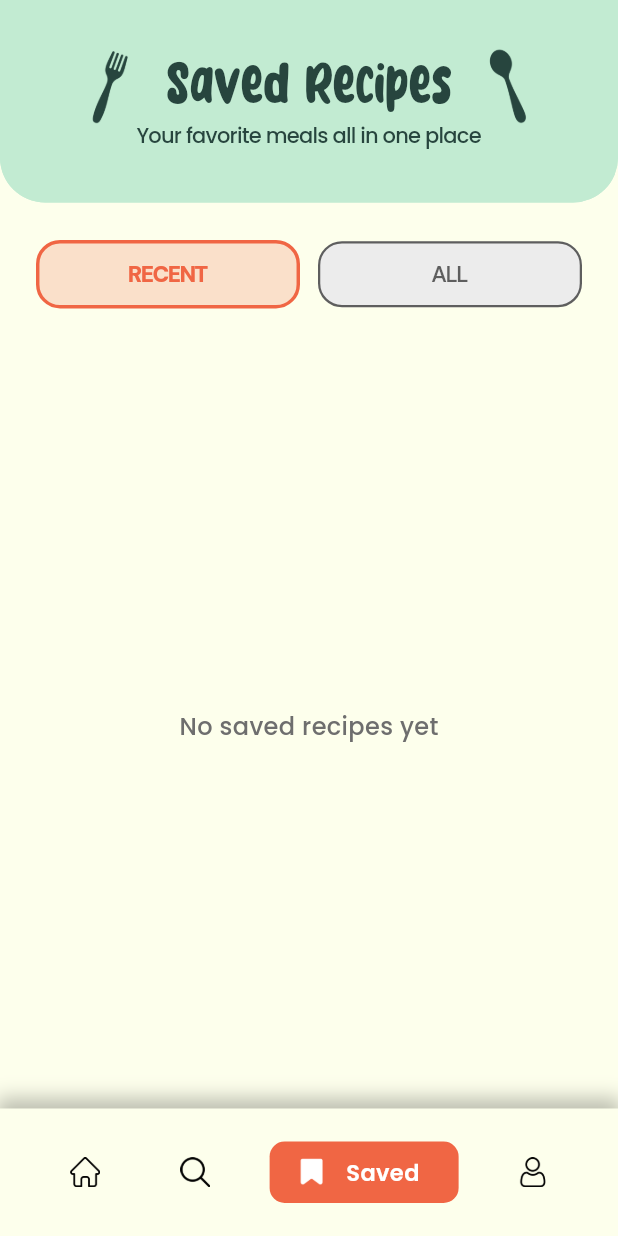
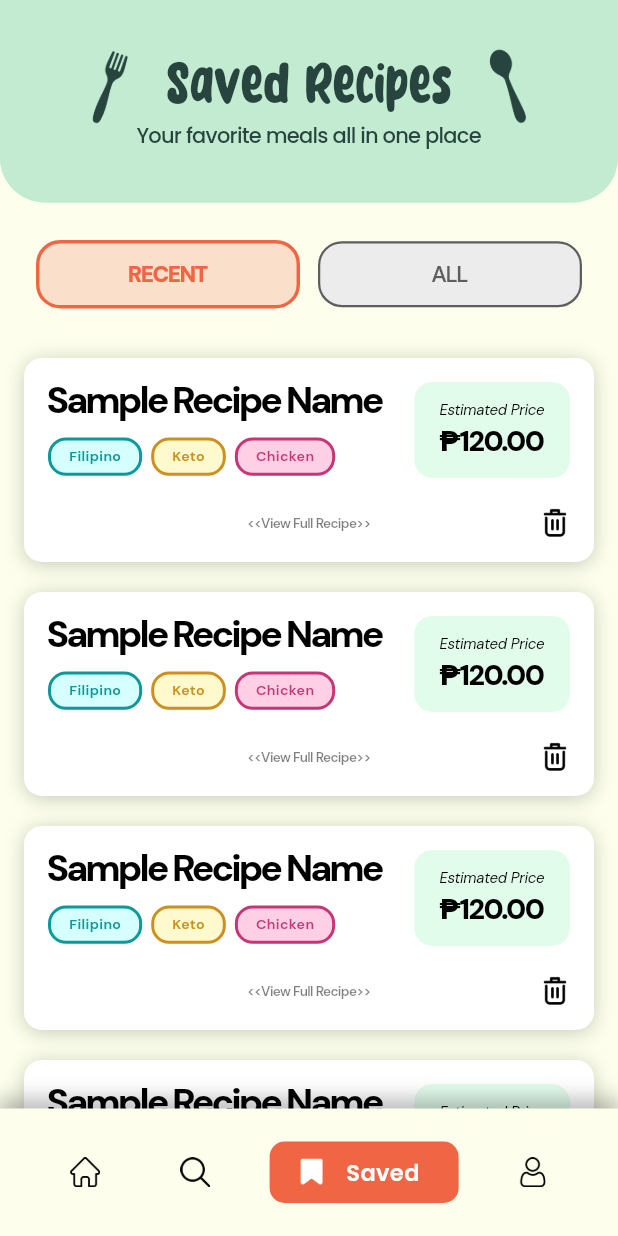
Before and after one commit to kurykatsu24/platoporma-final-project, a Flutter app: the screen it shows after launch, item 3 of the bottom bar chosen, on a phone screen of 412 x 824 dp. Run offline on Flutter 3.47's test engine with Material 3 defaults, Android fonts, the phone set to English and light mode, and no system bars; our stand-ins replace google_fonts, supabase_flutter; accounts and stored records are empty.

Commit message:
feat: add trash icon to assets as delete and placeholder ui for the saved recipe cards

```diff
--- a/lib/pages/mainpage_section.dart
+++ b/lib/pages/mainpage_section.dart
@@ -3,7 +3,7 @@ import 'package:flutter/material.dart';
 import '../widgets/animated_navbar.dart';
 import 'package:platoporma/pages/homepage_section.dart';
 import 'package:platoporma/pages/search_section.dart';
-import 'package:platoporma/pages/saved_section.dart';
+import 'package:platoporma/pages/saved_recipes_section.dart';
 import 'package:platoporma/pages/profile_section.dart';
 
 class MainPageSection extends StatefulWidget {
--- /dev/null
+++ b/lib/pages/saved_recipes_placeholder_screen.dart
@@ -0,0 +1,45 @@
+// lib/pages/recipe_card_design_preview.dart
+import 'package:flutter/material.dart';
+import 'package:google_fonts/google_fonts.dart';
+import 'package:platoporma/widgets/recipes/saved_recipe_card.dart';
+
+class RecipeCardDesignPreview extends StatelessWidget {
+  const RecipeCardDesignPreview({super.key});
+
+  @override
+  Widget build(BuildContext context) {
+    return Scaffold(
+      backgroundColor: const Color(0xFFFDFFEC),
+      appBar: AppBar(
+        backgroundColor: const Color(0xFFFDFFEC),
+        elevation: 0,
+        title: Text(
+          "Card Design Preview",
+          style: GoogleFonts.dmSans(
+            color: Colors.black,
+            fontWeight: FontWeight.w700,
+          ),
+        ),
+      ),
+
+      body: SingleChildScrollView(
+        padding: const EdgeInsets.all(16),
+        child: Column(
+          children: const [
+
+            SizedBox(height: 12),
+
+            // Only placeholder cards for now
+            RecipePreviewCard(),
+
+            SizedBox(height: 24),
+
+            RecipePreviewCard(),
+
+            SizedBox(height: 24),
+          ],
+        ),
+      ),
+    );
+  }
+}
--- a/lib/pages/saved_section.dart
+++ b/lib/pages/saved_recipes_section.dart
@@ -1,5 +1,6 @@
 import 'package:flutter/material.dart';
 import 'package:google_fonts/google_fonts.dart';
+import 'package:platoporma/widgets/recipes/saved_recipe_card.dart';
 
 class SavedSection extends StatefulWidget {
   const SavedSection({super.key});
@@ -116,17 +117,40 @@ class _SavedSectionState extends State<SavedSection> {
             ),
           ),
 
-          //<----------- Body Placeholder ------------->
-          SliverFillRemaining(
-            hasScrollBody: false,
-            child: Center(
-              child: Text(
-                "No saved recipes yet",
-                style: GoogleFonts.poppins(
-                  fontSize: 16,
-                  fontWeight: FontWeight.w500,
-                  color: const Color(0xFF6E6E6E),
-                ),
+          //<----------- Saved Recipes List ------------->
+          SliverToBoxAdapter(
+            child: Padding(
+              padding: const EdgeInsets.symmetric(horizontal: 16),
+              child: Column(
+                children: const [
+
+                  SizedBox(height: 8),
+
+                  //The actual saved recipe card (placeholder for now)
+                  RecipePreviewCard(),
+
+                  SizedBox(height: 20),
+
+                  RecipePreviewCard(),
+
+                  SizedBox(height: 20),
+
+                  RecipePreviewCard(),
+
+                  SizedBox(height: 20),
+
+                  RecipePreviewCard(),
+
+                  SizedBox(height: 20),
+
+                  RecipePreviewCard(),
+
+                  SizedBox(height: 20),
+
+                  RecipePreviewCard(),
+
+                  SizedBox(height: 40), // extra bottom padding
+                ],
               ),
             ),
           ),
--- a/lib/widgets/recipes/recipe_card.dart
+++ b/lib/widgets/recipes/recipe_card.dart
@@ -152,7 +152,7 @@ class RecipeCard extends StatelessWidget {
             // FOOTER
             Center(
               child: Text(
-                "<<View Full Recipe>>",
+                "<< View Full Recipe >>",
                 style: GoogleFonts.dmSans(
                   fontSize: 8,
                   fontWeight: FontWeight.w600,
--- /dev/null
+++ b/lib/widgets/recipes/saved_recipe_card.dart
@@ -0,0 +1,187 @@
+// lib/widgets/recipe_preview_card.dart
+import 'package:flutter/material.dart';
+import 'package:google_fonts/google_fonts.dart';
+
+class RecipePreviewCard extends StatelessWidget {
+  const RecipePreviewCard({super.key});
+
+  @override
+  Widget build(BuildContext context) {
+    return Container(
+      width: double.infinity,
+      padding: const EdgeInsets.all(16),
+      decoration: BoxDecoration(
+        color: Colors.white,
+        borderRadius: BorderRadius.circular(12),
+        boxShadow: [
+          BoxShadow(
+            color: Colors.black.withOpacity(0.20),
+            blurRadius: 10,
+            offset: const Offset(0, 2),
+          ),
+        ],
+      ),
+
+      child: Column(
+        crossAxisAlignment: CrossAxisAlignment.start,
+        children: [
+          //<------- Recipe name + Pills + Price ------->
+          Row(
+            crossAxisAlignment: CrossAxisAlignment.start,
+            children: [
+              Expanded(
+                child: Column(
+                  crossAxisAlignment: CrossAxisAlignment.start,
+                  children: [
+                    //placeholder for now
+                    Text(
+                      "Sample Recipe Name",
+                      style: GoogleFonts.dmSans(
+                        fontSize: 25,
+                        fontWeight: FontWeight.w800,
+                        letterSpacing: -2,
+                        color: Colors.black,
+                        height: 1,
+                      ),
+                      maxLines: 2,
+                      overflow: TextOverflow.ellipsis,
+                    ),
+
+                    const SizedBox(height: 12),
+
+                    Wrap(
+                      spacing: 6,
+                      runSpacing: 6,
+                      children: [
+                        _pill(
+                          label: "Filipino",
+                          bgColor: const Color(0xFFD6FFFF),
+                          outlineColor: const Color(0xFF0B9999),
+                          textColor: const Color(0xFF0B9999),
+                        ),
+                        _pill(
+                          label: "Keto",
+                          bgColor: const Color(0xFFFFFACD),
+                          outlineColor: const Color(0xFFCD901F),
+                          textColor: const Color(0xFFCD901F),
+                        ),
+                        _pill(
+                          label: "Chicken",
+                          bgColor: const Color(0xFFFFD0E5),
+                          outlineColor: const Color(0xFFC73576),
+                          textColor: const Color(0xFFC73576),
+                        ),
+                      ],
+                    ),
+                  ],
+                ),
+              ),
+
+              const SizedBox(width: 13),
+
+              Container(
+                padding:
+                    const EdgeInsets.symmetric(horizontal: 17, vertical: 11),
+                decoration: BoxDecoration(
+                  color: const Color(0xFFE2FCEC),
+                  borderRadius: BorderRadius.circular(12),
+                ),
+                child: Column(
+                  mainAxisSize: MainAxisSize.min,
+                  children: [
+                    Text(
+                      "Estimated Price",
+                      style: GoogleFonts.dmSans(
+                        fontSize: 10,
+                        fontStyle: FontStyle.italic,
+                        fontWeight: FontWeight.w500,
+                        color: Colors.black,
+                        letterSpacing: -0.2,
+                      ),
+                      textAlign: TextAlign.center,
+                    ),
+                    const SizedBox(height: 1),
+                    Text(
+                      "₱120.00",
+                      style: GoogleFonts.dmSans(
+                        fontSize: 19,
+                        fontWeight: FontWeight.w900,
+                        color: Colors.black,
+                        letterSpacing: -1,
+                      ),
+                      textAlign: TextAlign.center,
+                    ),
+                  ],
+                ),
+              ),
+            ],
+          ),
+
+          const SizedBox(height: 20),
+
+          //In a row: subtext view full recipe and delete (trash icon)
+
+          Row(
+            children: [
+
+              //empty space (for balance to the delete icon)
+              const Expanded(child: SizedBox()),
+
+              Text(
+                "<<View Full Recipe>>",
+                style: GoogleFonts.dmSans(
+                  fontSize: 9,
+                  fontWeight: FontWeight.w600,
+                  color: Colors.black.withOpacity(0.50),
+                  letterSpacing: -0.4,
+                ),
+                textAlign: TextAlign.center,
+              ),
+
+              Expanded(
+                child: Align(
+                  alignment: Alignment.centerRight,
+                  child: GestureDetector(
+                    onTap: () {
+                      // later delete logic
+                    },
+                    child: Image.asset(
+                      'assets/icon_images/delete.png',
+                      height: 20,
+                      width: 20,
+                    ),
+                  ),
+                ),
+              ),
+            ],
+          )
+        ],
+      ),
+    );
+  }
+
+  //<---- Pill Widget Helper ------>
+  static Widget _pill({
+    required String label,
+    required Color bgColor,
+    required Color outlineColor,
+    required Color textColor,
+  }) {
+    return Container(
+      padding: const EdgeInsets.symmetric(horizontal: 12, vertical: 3.8),
+      decoration: BoxDecoration(
+        color: bgColor,
+        borderRadius: BorderRadius.circular(12),
+        border: Border.all(color: outlineColor, width: 2),
+      ),
+      child: Text(
+        label,
+        style: GoogleFonts.dmSans(
+          fontSize: 9.5,
+          fontWeight: FontWeight.w600,
+          color: textColor,
+        ),
+      ),
+    );
+  }
+}
```
Also changed, not shown: assets/icon_images/delete.png (added).
